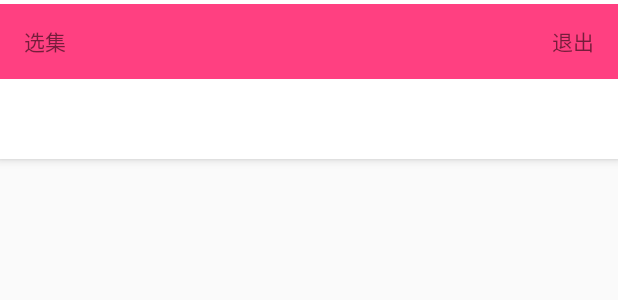
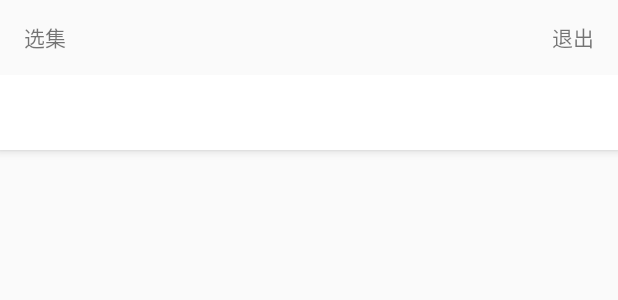
Before and after one commit to FTExplore/SeriesChooserTableFragment, an Android app: the layout selector.xml on its own in the app's theme, with its tools: preview values and no code run, on a phone screen of 412 x 824 dp. Shown: the top 300 px of the screen. Run offline under Robolectric (Android 15) with nearby library versions, the phone set to English and light mode, and no system bars.

Commit message:
add- 优化

```diff
--- a/app/src/main/res/layout/selector.xml
+++ b/app/src/main/res/layout/selector.xml
@@ -1,27 +1,15 @@
 <?xml version="1.0" encoding="utf-8"?>
-<android.support.design.widget.CoordinatorLayout xmlns:android="http://schemas.android.com/apk/res/android"
+<LinearLayout xmlns:android="http://schemas.android.com/apk/res/android"
     xmlns:app="http://schemas.android.com/apk/res-auto"
     android:layout_width="match_parent"
     android:layout_height="match_parent"
     android:orientation="vertical">
-
-    <android.support.design.widget.AppBarLayout
-        android:layout_width="match_parent"
-        android:layout_height="wrap_content"
-        android:background="#FFFFFF">
-
-        <android.support.v7.widget.Toolbar
-            android:layout_width="match_parent"
-            android:layout_height="wrap_content"
-            app:contentInsetLeft="0dp"
-            app:contentInsetStart="0dp">
 
     <RelativeLayout
         android:layout_width="match_parent"
         android:layout_height="50dp"
         android:paddingLeft="16dp"
         android:paddingRight="16dp"
-                android:background="@color/colorAccent"
         android:visibility="visible">
 
         <TextView
@@ -38,7 +26,15 @@
             android:text="退出" />
 
     </RelativeLayout>
-        </android.support.v7.widget.Toolbar>
+
+    <android.support.design.widget.CoordinatorLayout
+        android:layout_width="match_parent"
+        android:layout_height="wrap_content">
+
+        <android.support.design.widget.AppBarLayout
+            android:layout_width="match_parent"
+            android:layout_height="wrap_content"
+            android:background="#FFFFFF">
 
             <android.support.design.widget.TabLayout
                 android:id="@+id/tablayout"
@@ -58,3 +54,4 @@
             app:layout_behavior="@string/appbar_scrolling_view_behavior" />
 
     </android.support.design.widget.CoordinatorLayout>
+</LinearLayout>
```
Lines whose indentation alone changed are shown as unchanged.
